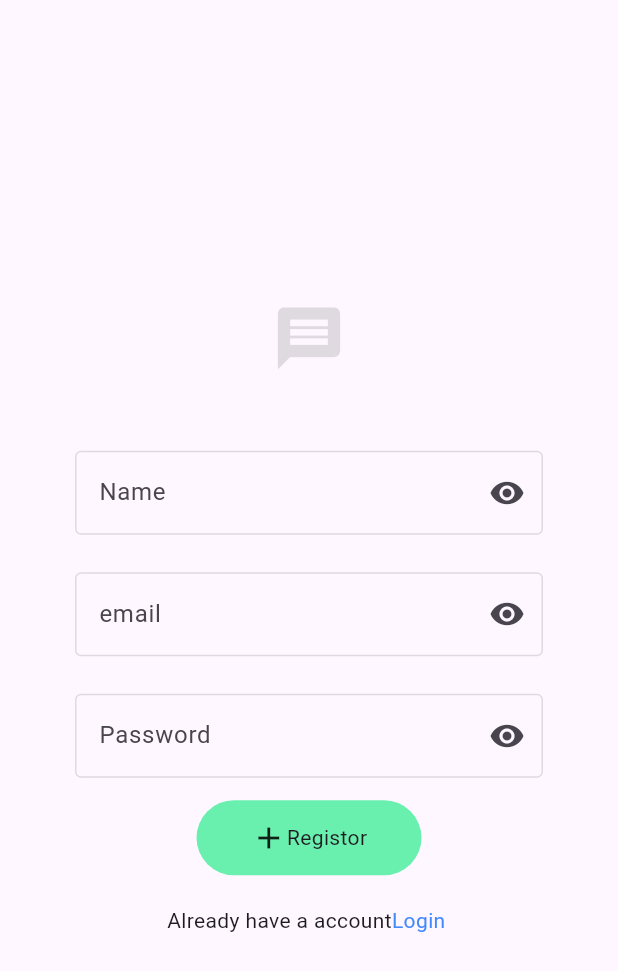
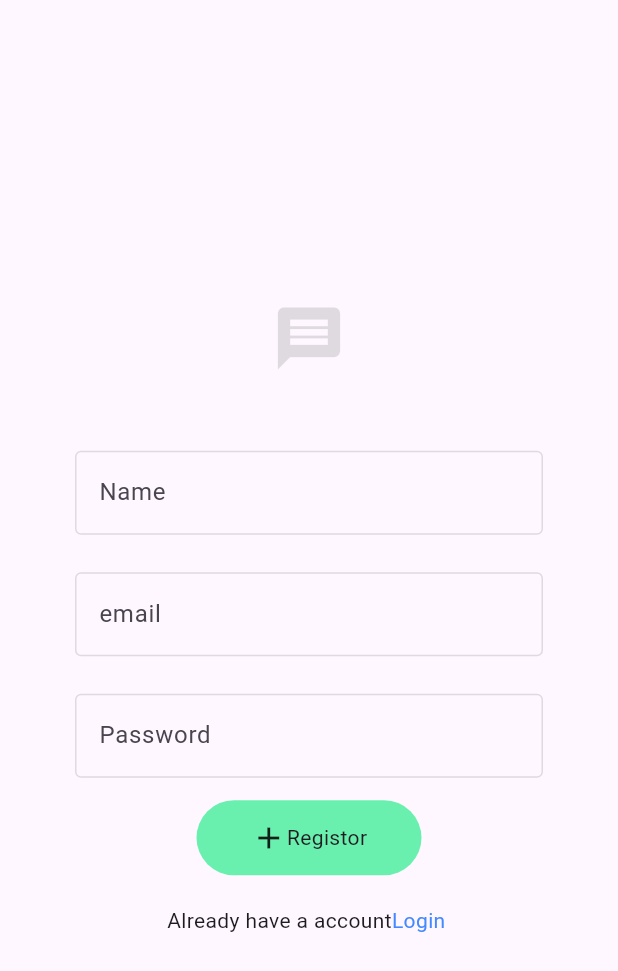
Before and after one commit to jithinkjclt/chat_app, a Flutter app: the screen it shows after launch, after a tap on "Registor", on a phone screen of 412 x 824 dp. Shown: the top 971 px of the screen. Run offline on Flutter 3.47's test engine with Material 3 defaults, Android fonts, the phone set to English and light mode, and no system bars; our stand-ins replace bloc, cloud_firestore, firebase_auth, firebase_core, flutter_bloc, shared_preferences; accounts and stored records are empty.

```diff
--- /dev/null
+++ b/lib/Localstorage/LocalStorage.dart
@@ -0,0 +1,17 @@
+import 'package:shared_preferences/shared_preferences.dart';
+
+class LocalStorage {
+  setUser(String email) async {
+    SharedPreferences sh = await SharedPreferences.getInstance();
+    sh.setString("email", email);
+  }
+
+  getUser() async {
+    SharedPreferences sh = await SharedPreferences.getInstance();
+    return sh.getString("email");
+  }
+  deleteUser()async{
+    SharedPreferences sh = await SharedPreferences.getInstance();
+    sh.remove("email");
+  }
+}
--- a/lib/combonents/textFromFiled.dart
+++ b/lib/combonents/textFromFiled.dart
@@ -1,12 +1,11 @@
 import 'package:flutter/cupertino.dart';
 import 'package:flutter/material.dart';
+
 class textFrom extends StatelessWidget {
   const textFrom({
     super.key,
     required this.hint,
-    required this.pri,
     required this.controller,
-    required this.onTap,
     required this.time,
     required this.pad,
   });
@@ -15,8 +14,6 @@ class textFrom extends StatelessWidget {
   final int time;
   final double pad;
   final String hint;
-  final bool pri;
-  final VoidCallback onTap;
 
   @override
   Widget build(BuildContext context) {
@@ -25,10 +22,7 @@ class textFrom extends StatelessWidget {
       padding: EdgeInsets.symmetric(horizontal: pad),
       child: TextFormField(
         controller: controller,
-        obscureText: pri,
         decoration: InputDecoration(
-            suffixIcon: IconButton(
-                onPressed: onTap, icon: const Icon(Icons.remove_red_eye)),
             enabledBorder: const OutlineInputBorder(
                 borderSide: BorderSide(
               color: Colors.black12,
--- a/lib/main.dart
+++ b/lib/main.dart
@@ -1,4 +1,5 @@
 import 'package:chat_app/ui/Log/log.dart';
+import 'package:chat_app/ui/flash_screen/flash_screen.dart';
 import 'package:firebase_core/firebase_core.dart';
 import 'package:flutter/material.dart';
 import 'firebase_options.dart';
@@ -16,10 +17,10 @@ class MyApp extends StatelessWidget {
 
   @override
   Widget build(BuildContext context) {
-    return  MaterialApp(
+    return  const MaterialApp(
       title: 'My Chat',
       debugShowCheckedModeBanner: false,
-      home: log(),
+      home: Flash(),
     );
   }
 }
--- a/lib/ui/Log/log.dart
+++ b/lib/ui/Log/log.dart
@@ -29,16 +29,12 @@ class log extends StatelessWidget {
                     height: 50,
                   ),
                   cubit.flag
-                      ? SizedBox(
+                      ? const SizedBox(
                           height: 5,
                         )
                       : textFrom(
                           hint: 'Name',
-                          pri: cubit.change,
                           controller: cubit.namectr,
-                          onTap: () {
-                            cubit.chanager();
-                          },
                           time: cubit.flag ? 500 : 900,
                           pad: cubit.flag ? 28 : 50,
                         ),
@@ -47,11 +43,7 @@ class log extends StatelessWidget {
                   ),
                   textFrom(
                     hint: 'email',
-                    pri: cubit.change,
                     controller: cubit.userctr,
-                    onTap: () {
-                      cubit.chanager();
-                    },
                     time: cubit.flag ? 500 : 900,
                     pad: cubit.flag ? 28 : 50,
                   ),
@@ -60,11 +52,7 @@ class log extends StatelessWidget {
                   ),
                   textFrom(
                     hint: 'Password',
-                    pri: cubit.flag,
                     controller: cubit.passctr,
-                    onTap: () {
-                      cubit.chanager();
-                    },
                     time: cubit.flag ? 500 : 900,
                     pad: cubit.flag ? 28 : 50,
                   ),
--- /dev/null
+++ b/lib/ui/flash_screen/flash_cubit.dart
@@ -0,0 +1,29 @@
+import 'package:bloc/bloc.dart';
+import 'package:flutter/material.dart';
+
+import '../../Localstorage/LocalStorage.dart';
+import '../Log/log.dart';
+import '../chat_list/chatlist.dart';
+
+part 'flash_state.dart';
+
+class FlashCubit extends Cubit<FlashState> {
+  FlashCubit(this.context) : super(FlashInitial()){
+    delay();
+  }
+  BuildContext context;
+
+  delay() async {
+    await Future.delayed(const Duration(seconds: 1));
+    flash();
+  }
+  flash() async {
+    String? value = await LocalStorage().getUser();
+    print(">>>>>>>>>>>>>>>>$value");
+
+    Navigator.of(context).pushReplacement(
+      MaterialPageRoute(
+          builder: (context) => value == null ? log() : ChatList()),
+    );
+  }
+}
--- a/lib/ui/flash_screen/flash_screen.dart
+++ b/lib/ui/flash_screen/flash_screen.dart
@@ -1,14 +1,24 @@
 import 'package:flutter/cupertino.dart';
 import 'package:flutter/material.dart';
+import 'package:flutter_bloc/flutter_bloc.dart';
+
+import 'flash_cubit.dart';
 
 class Flash extends StatelessWidget {
   const Flash({super.key});
 
   @override
   Widget build(BuildContext context) {
-    return const Scaffold(
-      body: Center(
-        child: CircularProgressIndicator(),
+    return Scaffold(
+      body: BlocProvider(
+        create: (context) => FlashCubit(context),
+        child: BlocBuilder<FlashCubit, FlashState>(
+          builder: (context, state) {
+            return Center(
+              child: CircularProgressIndicator(),
+            );
+          },
+        ),
       ),
     );
   }
--- /dev/null
+++ b/lib/ui/flash_screen/flash_state.dart
@@ -0,0 +1,6 @@
+part of 'flash_cubit.dart';
+
+@immutable
+sealed class FlashState {}
+
+final class FlashInitial extends FlashState {}
--- a/pubspec.yaml
+++ b/pubspec.yaml
@@ -39,6 +39,7 @@ dependencies:
   firebase_core: ^2.28.0
   firebase_auth: ^4.19.0
   cloud_firestore: ^4.16.1
+  shared_preferences: ^2.2.3
 
 dev_dependencies:
   flutter_test:
```
Also changed, not shown: lib/ui/Log/log_cubit.dart (+8 -9 lines), lib/ui/chat_list/chatlist.dart (+41 -8 lines), lib/ui/chatpage/chatPage.dart (added, +51 -0 lines), pubspec.lock, 1 other file.
